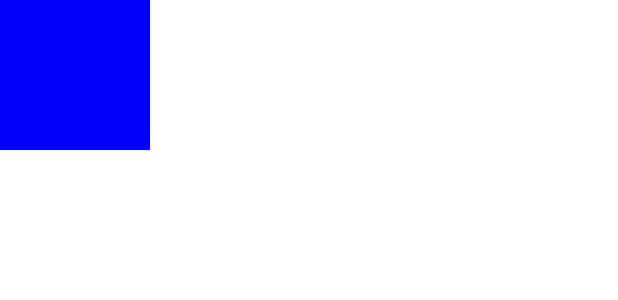
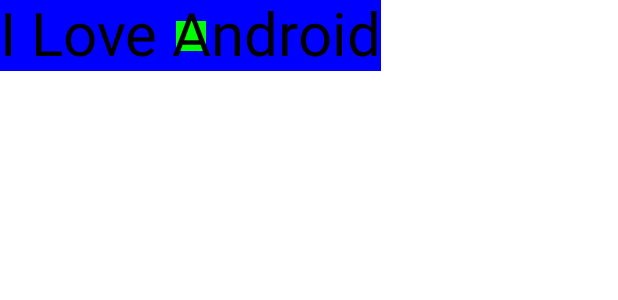
Before and after one commit to ankitkumar1302/Compose, an Android app built with Jetpack Compose: the @Preview function Box, on a phone screen of 412 x 824 dp. Shown: the top 300 px of the screen. Run offline under Robolectric (Android 15) with nearby library versions, the phone set to English and light mode, and no system bars.

Commit message:
Text Tutorial

```diff
--- a/app/src/main/java/com/example/compose/ui/theme/Box.kt
+++ b/app/src/main/java/com/example/compose/ui/theme/Box.kt
@@ -2,18 +2,46 @@ package com.example.compose.ui.theme
 
 import androidx.compose.foundation.background
 import androidx.compose.foundation.layout.Box
+import androidx.compose.foundation.layout.fillMaxSize
 import androidx.compose.foundation.layout.height
 import androidx.compose.foundation.layout.width
+import androidx.compose.foundation.rememberScrollState
+import androidx.compose.foundation.verticalScroll
+import androidx.compose.material3.Text
 import androidx.compose.runtime.Composable
+import androidx.compose.ui.Alignment
 import androidx.compose.ui.Modifier
 import androidx.compose.ui.graphics.Color
 import androidx.compose.ui.tooling.preview.Preview
 import androidx.compose.ui.unit.dp
+import androidx.compose.ui.unit.sp
 
 @Preview
 @Composable
 fun Box() {
-     Box(modifier = Modifier.background(Color.Blue).width(100.dp).height(100.dp)) {
+    Box(
+        modifier = Modifier
+            .fillMaxSize()
+            .background(Color.White),
+        contentAlignment = Alignment.TopStart
+    ) {
+        Box(
+            modifier = Modifier
+                .background(Color.Blue)
+                .verticalScroll(rememberScrollState()),
+            contentAlignment = Alignment.Center
 
+        ) {
+            Box(
+                modifier = Modifier
+                    .height(20.dp)
+                    .width(20.dp)
+                    .background(Color.Green),
+            )
+            Text(
+                text = "I Love Android",
+                fontSize = 40.sp,
+            )
+        }
     }
 }
--- a/app/src/main/java/com/example/compose/ui/theme/Color.kt
+++ b/app/src/main/java/com/example/compose/ui/theme/Color.kt
@@ -2,7 +2,7 @@ package com.example.compose.ui.theme
 
 import androidx.compose.ui.graphics.Color
 
-val Purple80 = Color(0xFFD0BCFF)
+val Purple800 = Color(0xFF7D50E6)
 val PurpleGrey80 = Color(0xFFCCC2DC)
 val Pink80 = Color(0xFFEFB8C8)
 
--- a/app/src/main/java/com/example/compose/ui/theme/Theme.kt
+++ b/app/src/main/java/com/example/compose/ui/theme/Theme.kt
@@ -13,11 +13,10 @@ import androidx.compose.runtime.SideEffect
 import androidx.compose.ui.graphics.toArgb
 import androidx.compose.ui.platform.LocalContext
 import androidx.compose.ui.platform.LocalView
-import androidx.compose.ui.tooling.preview.Preview
 import androidx.core.view.WindowCompat
 
 private val DarkColorScheme = darkColorScheme(
-    primary = Purple80,
+    primary = Purple800,
     secondary = PurpleGrey80,
     tertiary = Pink80
 )
```
Also changed, not shown: app/src/main/java/com/example/compose/MainActivity.kt (+77 -24 lines).
